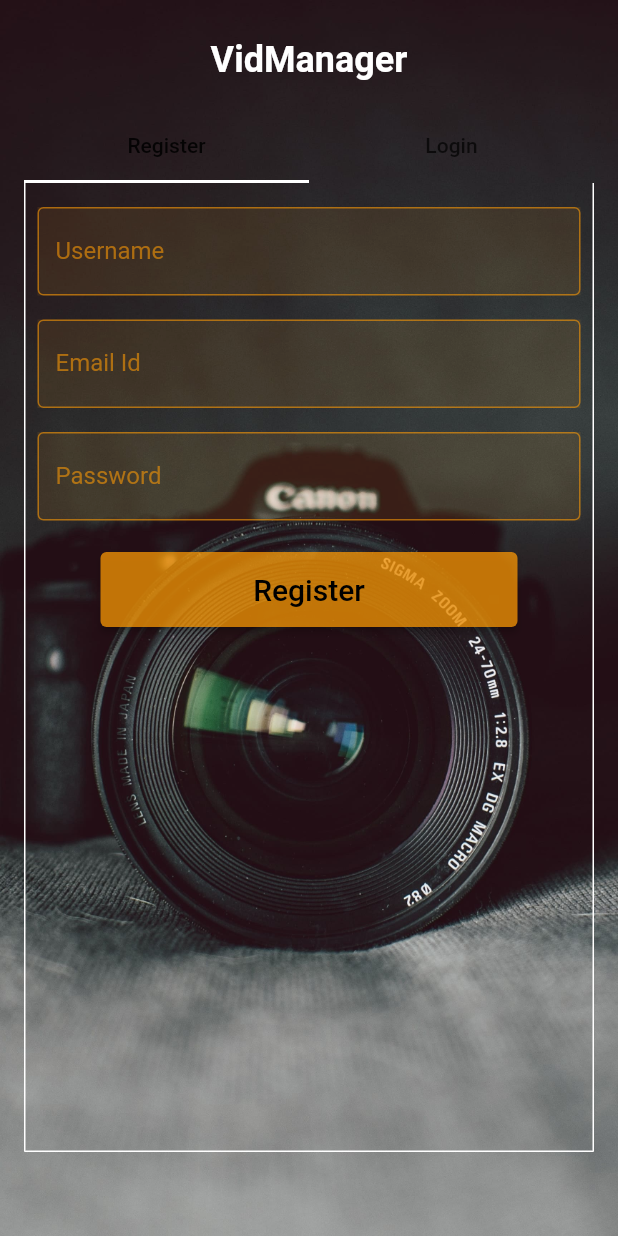
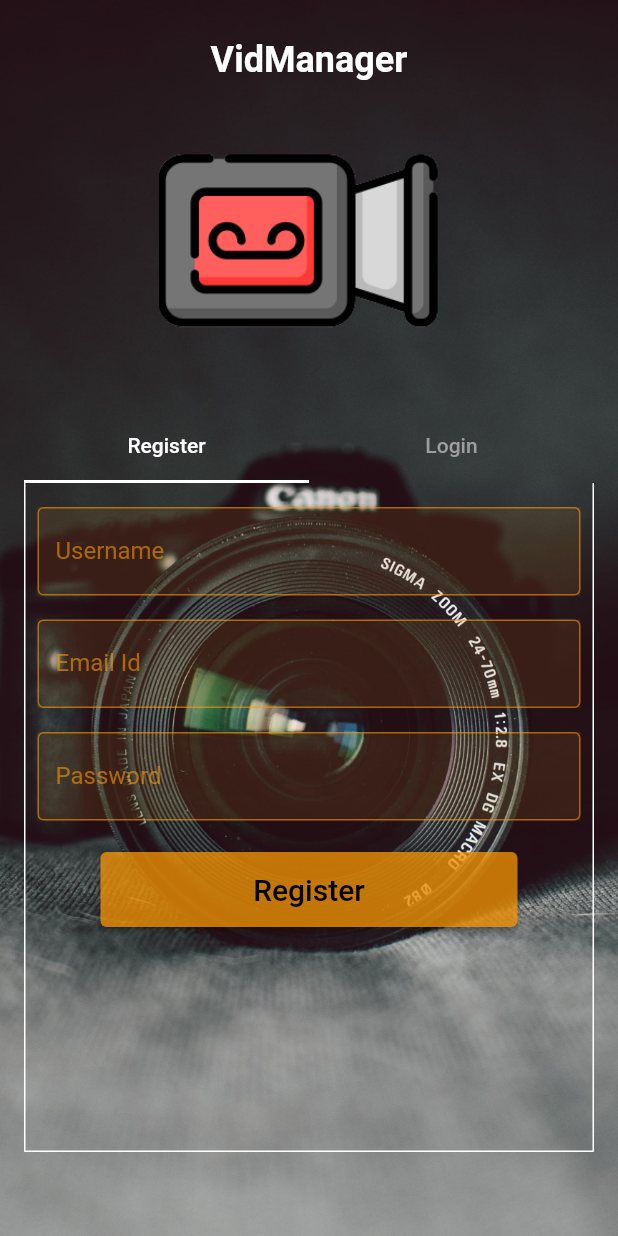
Before and after one commit to Swagnik02/VidManager, a Flutter app: the screen it shows after launch, on a phone screen of 412 x 824 dp. Run offline on Flutter 3.47's test engine with Material 2 defaults, Android fonts, the phone set to English and light mode, and no system bars; our stand-ins replace firebase_auth, firebase_core, google_fonts; accounts and stored records are empty.

Commit message:
added icon to auth_view

```diff
--- a/lib/authComponents/title_auth.dart
+++ b/lib/authComponents/title_auth.dart
@@ -7,7 +7,9 @@ class TitleAuth extends StatelessWidget {
   Widget build(BuildContext context) {
     return Padding(
       padding: const EdgeInsetsDirectional.fromSTEB(0.00, 10.0, 0.00, 0.00),
-      child: Row(
+      child: Column(
+        children: [
+          Row(
             mainAxisSize: MainAxisSize.max,
             mainAxisAlignment: MainAxisAlignment.center,
             children: const [
@@ -21,6 +23,22 @@ class TitleAuth extends StatelessWidget {
               ),
             ],
           ),
+          Row(
+            mainAxisSize: MainAxisSize.max,
+            mainAxisAlignment: MainAxisAlignment.center,
+            children: [
+              SizedBox(
+                width: 200,
+                height: 200,
+                child: Image.asset(
+                  'assets/icon.png',
+                  fit: BoxFit.cover,
+                ),
+              ),
+            ],
+          ),
+        ],
+      ),
     );
   }
 }
--- a/lib/views/auth_view.dart
+++ b/lib/views/auth_view.dart
@@ -29,7 +29,7 @@ class _AuthViewState extends State<AuthView> {
             ),
           ),
           child: Padding(
-            padding: const EdgeInsetsDirectional.all(16.0),
+            padding: const EdgeInsets.all(16.0),
             child: Column(
               children: [
                 const TitleAuth(),
@@ -48,6 +48,8 @@ class _AuthViewState extends State<AuthView> {
                         children: [
                           const TabBar(
                             indicatorColor: Colors.white,
+                            labelColor: Colors.white,
+                            unselectedLabelColor: Colors.grey,
                             tabs: [
                               Tab(
                                 text: 'Register',
```
Also changed, not shown: assets/icon.png (added). Lines whose indentation alone changed are shown as unchanged.
